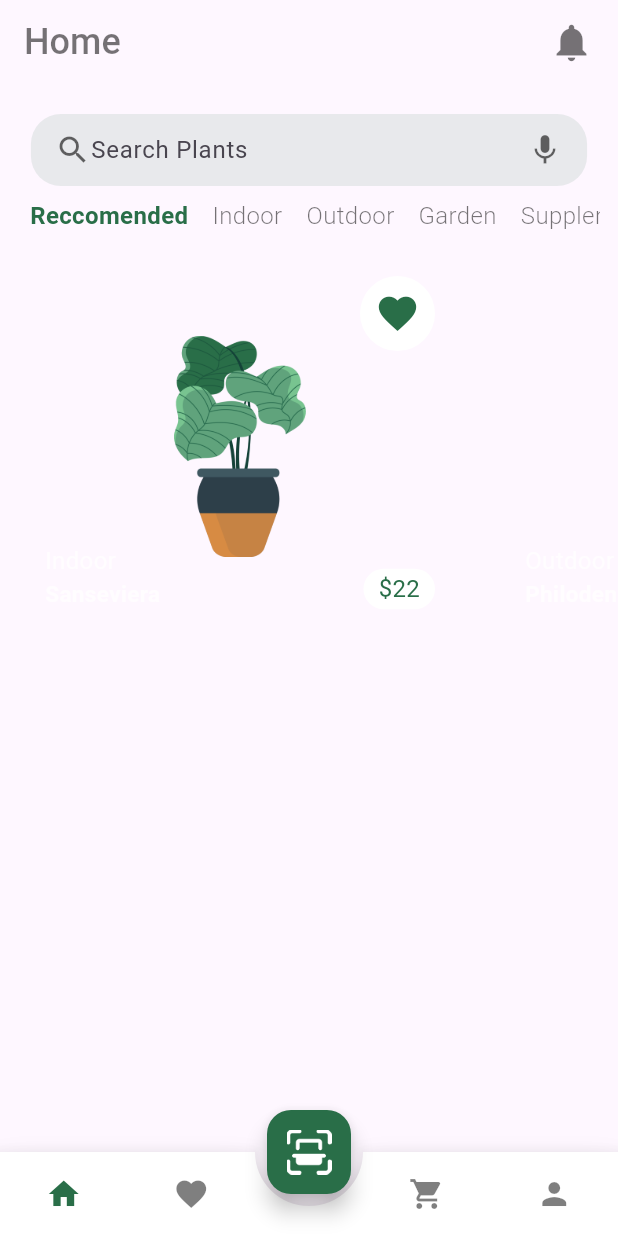
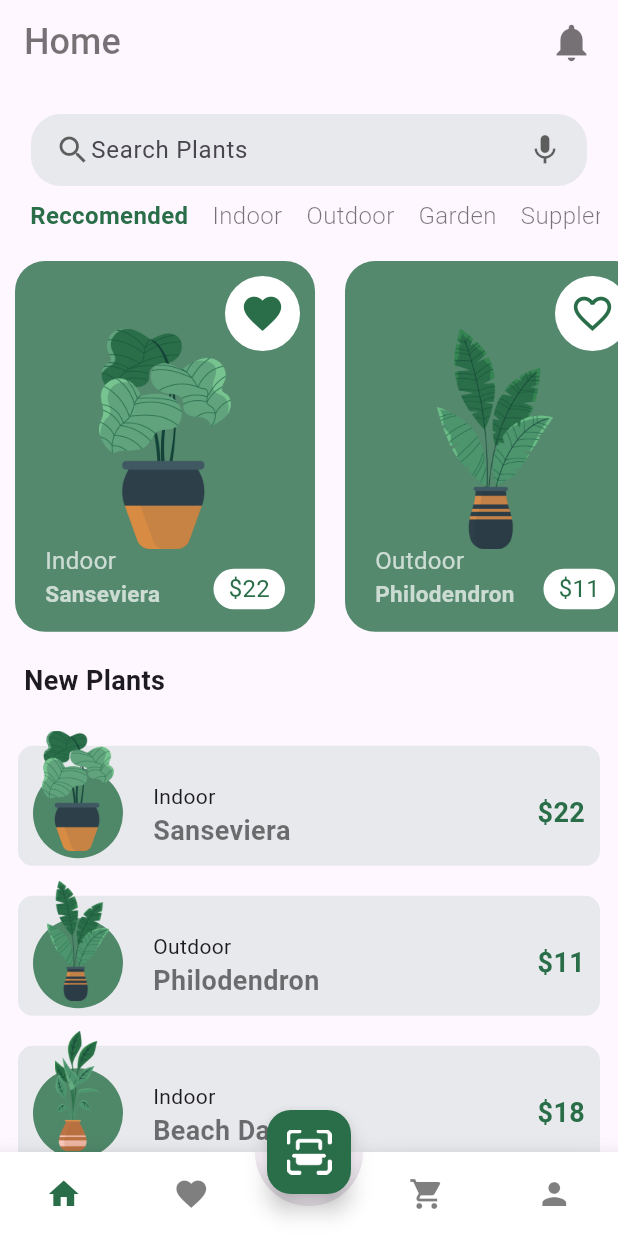
Before and after one commit to Marco-O94/plant_app, a Flutter app: the RootPage screen opened directly, on a phone screen of 412 x 824 dp. Run offline on Flutter 3.47's test engine with Material 3 defaults, Android fonts, the phone set to English and light mode, and no system bars; drawn by our look-alikes of animated_bottom_navigation_bar; our stand-ins replace page_transition.

Commit message:
Sviluppata pagina di dettaglio

```diff
--- a/lib/ui/screens/home_page.dart
+++ b/lib/ui/screens/home_page.dart
@@ -1,6 +1,8 @@
 import 'package:flutter/material.dart';
+import 'package:page_transition/page_transition.dart';
 import 'package:plant_app/constants.dart';
 import 'package:plant_app/models/plants.dart';
+import 'package:plant_app/ui/screens/detail_page.dart';
 
 class HomePage extends StatefulWidget {
   const HomePage({super.key});
@@ -106,14 +108,27 @@ class _HomePageState extends State<HomePage> {
               itemCount: plantList.length,
               scrollDirection: Axis.horizontal,
               itemBuilder: (BuildContext context, int index) {
-                return Container(
-                  width: 300,
+                // Lista Cards delle piante
+                return GestureDetector(
+                  onTap: () {
+                    Navigator.push(
+                        context,
+                        PageTransition(
+                            child:
+                                DetailPage(plantId: plantList[index].plantId),
+                            type: PageTransitionType.bottomToTop));
+                  },
+                  child: Container(
+                    width: 200,
                     margin: const EdgeInsets.symmetric(horizontal: 10),
+                    decoration: BoxDecoration(
+                        color: Constants.primaryColor.withOpacity(.8),
+                        borderRadius: BorderRadius.circular(20)),
                     child: Stack(
                       children: [
                         Positioned(
                           top: 10,
-                        right: 20,
+                          right: 10,
                           child: Container(
                             height: 50,
                             width: 50,
@@ -121,7 +136,11 @@ class _HomePageState extends State<HomePage> {
                                 color: Colors.white,
                                 borderRadius: BorderRadius.circular(50)),
                             child: IconButton(
-                            onPressed: () {},
+                              onPressed: () {
+                                bool isFavorited = toggleIsFavorited(
+                                    plantList[index].isFavorated);
+                                plantList[index].isFavorated = isFavorited;
+                              },
                               icon: Icon(plantList[index].isFavorated
                                   ? Icons.favorite
                                   : Icons.favorite_border),
@@ -133,8 +152,8 @@ class _HomePageState extends State<HomePage> {
                         Positioned(
                           left: 50,
                           right: 50,
-                        top: 50,
-                        bottom: 50,
+                          top: 45,
+                          bottom: 55,
                           child: Image.asset(plantList[index].imageURL),
                         ),
                         Positioned(
@@ -176,10 +195,101 @@ class _HomePageState extends State<HomePage> {
                             ))
                       ],
                     ),
+                  ),
                 );
               },
             ),
+          ),
+          Container(
+              padding: const EdgeInsets.only(left: 16, bottom: 20, top: 20),
+              child: const Text('New Plants',
+                  style:
+                      TextStyle(fontWeight: FontWeight.bold, fontSize: 18.0))),
+          Container(
+              padding: const EdgeInsets.symmetric(horizontal: 12),
+              height: size.height * .5,
+              child: ListView.builder(
+                  itemCount: plantList.length,
+                  scrollDirection: Axis.vertical,
+                  physics: const BouncingScrollPhysics(),
+                  itemBuilder: (BuildContext context, int index) {
+                    // Card Container
+                    return GestureDetector(
+                      onTap: () {
+                        Navigator.push(
+                            context,
+                            PageTransition(
+                                child: DetailPage(
+                                    plantId: plantList[index].plantId),
+                                type: PageTransitionType.bottomToTop));
+                      },
+                      child: Container(
+                        decoration: BoxDecoration(
+                            color: Constants.primaryColor.withOpacity(.1),
+                            borderRadius: BorderRadius.circular(10)),
+                        height: 80,
+                        padding: const EdgeInsets.only(left: 10, top: 10),
+                        margin: const EdgeInsets.only(bottom: 10, top: 10),
+                        width: size.width,
+                        child: Row(
+                          mainAxisAlignment: MainAxisAlignment.spaceBetween,
+                          crossAxisAlignment: CrossAxisAlignment.center,
+                          children: [
+                            Stack(
+                              clipBehavior: Clip.none,
+                              children: [
+                                Container(
+                                  width: 60.0,
+                                  height: 60.0,
+                                  decoration: BoxDecoration(
+                                      color: Constants.primaryColor
+                                          .withOpacity(.8),
+                                      shape: BoxShape.circle),
+                                ),
+                                Positioned(
+                                  bottom: 5,
+                                  left: 0,
+                                  right: 0,
+                                  child: SizedBox(
+                                    height: 80.0,
+                                    child:
+                                        Image.asset(plantList[index].imageURL),
+                                  ),
+                                ),
+                                Positioned(
+                                  bottom: 5,
+                                  left: 80,
+                                  child: Column(
+                                    crossAxisAlignment:
+                                        CrossAxisAlignment.start,
+                                    children: [
+                                      Text(plantList[index].category),
+                                      Text(
+                                        plantList[index].plantName,
+                                        style: TextStyle(
+                                          fontWeight: FontWeight.bold,
+                                          fontSize: 18,
+                                          color: Constants.blackColor,
+                                        ),
                                       )
+                                    ],
+                                  ),
+                                )
+                              ],
+                            ),
+                            Container(
+                                padding: const EdgeInsets.only(right: 10),
+                                child: Text(
+                                    r'$' + plantList[index].price.toString(),
+                                    style: TextStyle(
+                                        fontWeight: FontWeight.bold,
+                                        fontSize: 18.0,
+                                        color: Constants.primaryColor)))
+                          ],
+                        ),
+                      ),
+                    );
+                  })),
         ],
       ),
     );
```
Also changed, not shown: lib/ui/screens/detail_page.dart (added, +263 -0 lines). Lines whose indentation alone changed are shown as unchanged.
